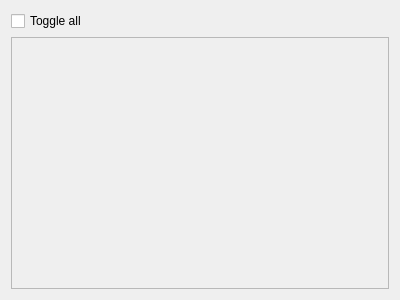
Above: src/airunner/pyqt/widgets/model_manager/default.ui from Capsize-Games/airunner before the change. Below: the same form after it.
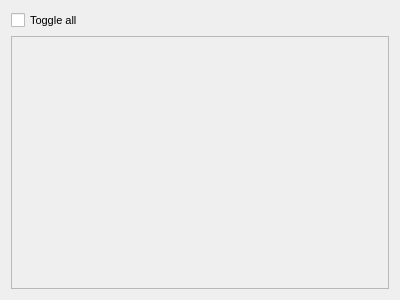
That is the form after the change.

Commit message: updates to model manager widget design

What changed in the file:
```diff
--- a/src/airunner/pyqt/widgets/model_manager/default.ui
+++ b/src/airunner/pyqt/widgets/model_manager/default.ui
@@ -25,7 +25,7 @@
         <x>0</x>
         <y>0</y>
         <width>380</width>
-        <height>254</height>
+        <height>255</height>
        </rect>
       </property>
       <layout class="QVBoxLayout" name="verticalLayout"/>
@@ -36,7 +36,7 @@
     <widget class="QCheckBox" name="toggle_all">
      <property name="font">
       <font>
-       <pointsize>9</pointsize>
+       <pointsize>8</pointsize>
       </font>
      </property>
      <property name="text">
```
The commit also changes 4 other files.
